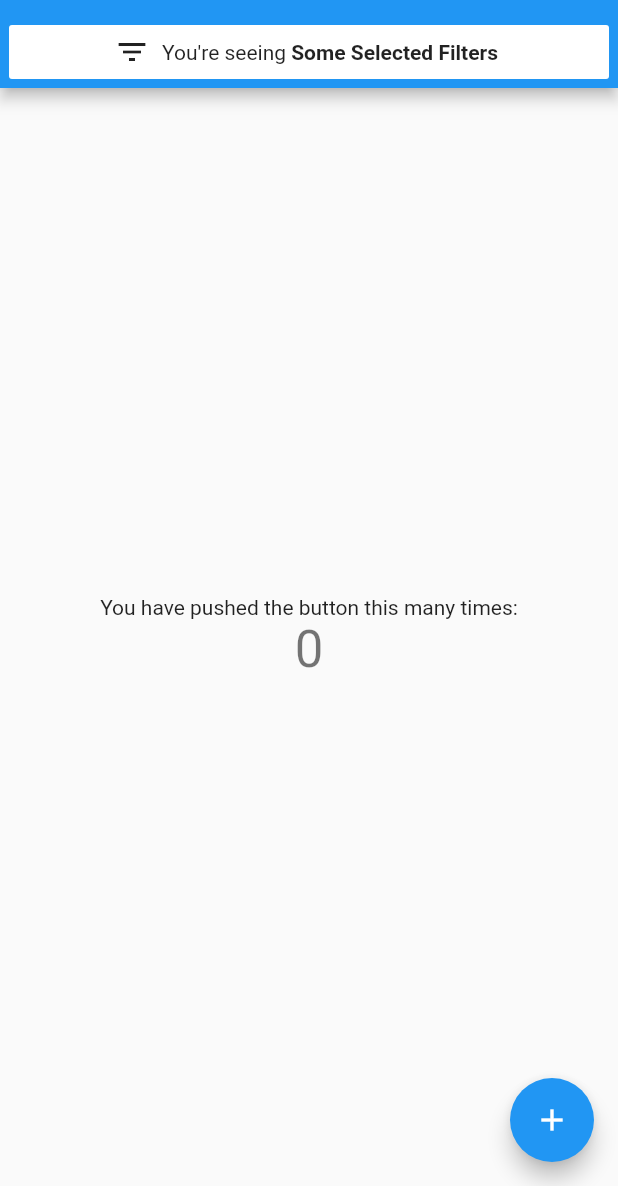
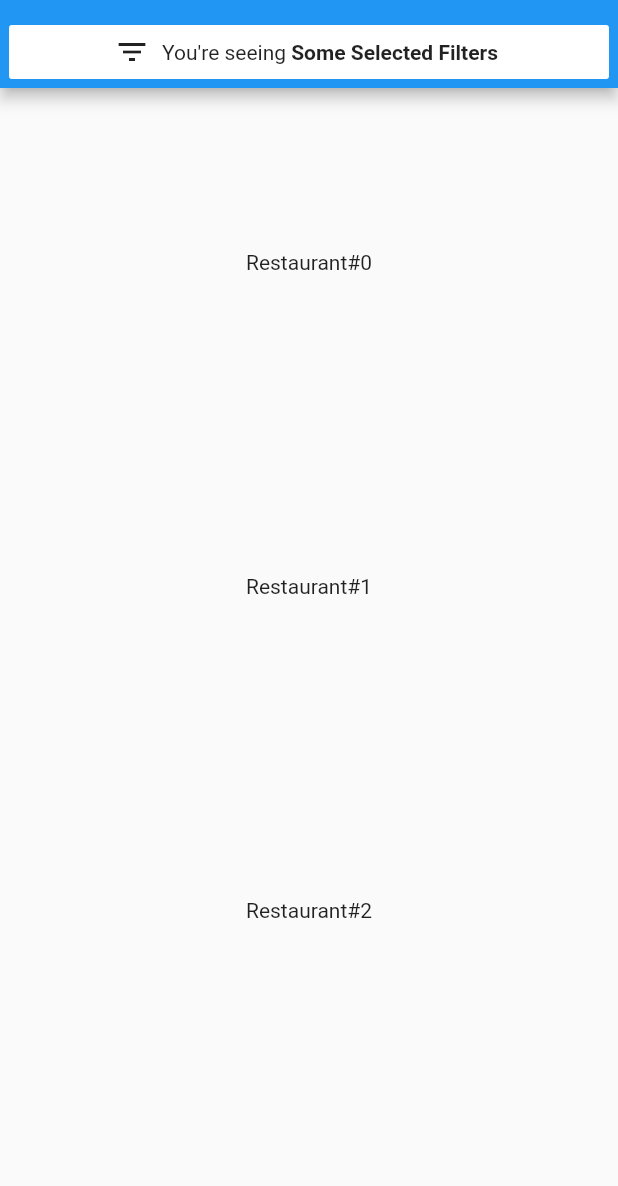
Before and after one commit to FirebaseExtended/codelab-friendlyeats-flutter, a Flutter app: the screen it shows after launch, on a phone screen of 412 x 824 dp, the part 50-1236 px from its top. Run offline on Flutter 3.47's test engine with Material 2 defaults, Android fonts, the phone set to English and light mode, and no system bars; our stand-ins replace responsive_grid.

Commit message:
Responsive grid of restaurants

```diff
--- a/lib/main.dart
+++ b/lib/main.dart
@@ -1,27 +1,15 @@
 import 'package:flutter/material.dart';
 
 import 'src/filter_bar.dart';
+import 'src/restaurant_grid.dart';
 
-void main() => runApp(MyApp());
+void main() => runApp(FriendlyEats());
 
-class MyApp extends StatelessWidget {
-  // This widget is the root of your application.
+class FriendlyEats extends StatelessWidget {
   @override
   Widget build(BuildContext context) {
     return MaterialApp(
       title: 'FriendlyEats',
-      theme: ThemeData(
-        // This is the theme of your application.
-        //
-        // Try running your application with "flutter run". You'll see the
-        // application has a blue toolbar. Then, without quitting the app, try
-        // changing the primarySwatch below to Colors.green and then invoke
-        // "hot reload" (press "r" in the console where you ran "flutter run",
-        // or simply save your changes to "hot reload" in a Flutter IDE).
-        // Notice that the counter didn't reset back to zero; the application
-        // is not restarted.
-        primarySwatch: Colors.blue,
-      ),
       home: FriendlyEatsHomePage(),
     );
   }
@@ -30,93 +18,40 @@ class MyApp extends StatelessWidget {
 class FriendlyEatsHomePage extends StatefulWidget {
   FriendlyEatsHomePage({Key key}) : super(key: key);
 
-  // This widget is the home page of your application. It is stateful, meaning
-  // that it has a State object (defined below) that contains fields that affect
-  // how it looks.
-
-  // This class is the configuration for the state. It holds the values (in this
-  // case the title) provided by the parent (in this case the App widget) and
-  // used by the build method of the State. Fields in a Widget subclass are
-  // always marked "final".
-
-  // final String title;
-
-  // Store the selected filter and sort
+  // Store the selected filter and sort configuration for firestore
 
   @override
   _FriendlyEatsHomePageState createState() => _FriendlyEatsHomePageState();
 }
 
 class _FriendlyEatsHomePageState extends State<FriendlyEatsHomePage> {
-  int _counter = 0;
-
-  void _incrementCounter() {
-    setState(() {
-      // This call to setState tells the Flutter framework that something has
-      // changed in this State, which causes it to rerun the build method below
-      // so that the display can reflect the updated values. If we changed
-      // _counter without calling setState(), then the build method would not be
-      // called again, and so nothing would appear to happen.
-      _counter++;
-    });
-  }
-
   @override
   Widget build(BuildContext context) {
-    // This method is rerun every time setState is called, for instance as done
-    // by the _incrementCounter method above.
-    //
-    // The Flutter framework has been optimized to make rerunning build methods
-    // fast, so that you can just rebuild anything that needs updating rather
-    // than having to individually change instances of widgets.
     return Scaffold(
       appBar: AppBar(
         leading: Icon(Icons.restaurant),
         title: Text('FriendlyEats'),
         bottom: PreferredSize(
+          preferredSize: Size(100, 36),
           child: FilterBar(
             onPressed: () {
               print('TODO: Select filters');
             },
           ),
-          preferredSize: Size(100, 36),
         ),
       ),
       body: Center(
-        // Center is a layout widget. It takes a single child and positions it
-        // in the middle of the parent.
-        child: Column(
-          // Column is also a layout widget. It takes a list of children and
-          // arranges them vertically. By default, it sizes itself to fit its
-          // children horizontally, and tries to be as tall as its parent.
-          //
-          // Invoke "debug painting" (press "p" in the console, choose the
-          // "Toggle Debug Paint" action from the Flutter Inspector in Android
-          // Studio, or the "Toggle Debug Paint" command in Visual Studio Code)
-          // to see the wireframe for each widget.
-          //
-          // Column has various properties to control how it sizes itself and
-          // how it positions its children. Here we use mainAxisAlignment to
-          // center the children vertically; the main axis here is the vertical
-          // axis because Columns are vertical (the cross axis would be
-          // horizontal).
-          mainAxisAlignment: MainAxisAlignment.center,
-          children: <Widget>[
-            Text(
-              'You have pushed the button this many times:',
-            ),
-            Text(
-              '$_counter',
-              style: Theme.of(context).textTheme.display1,
-            ),
-          ],
+        child: ConstrainedBox(
+          constraints: BoxConstraints(maxWidth: 1280),
+          child: RestaurantGrid(
+            restaurants: List<int>.generate(50, (i) => i)
+                .map((i) => 'Restaurant#$i')
+                .toList(),
+            onRestaurantPressed: (name) =>
+                print('Pressed on restaurant: $name'),
+          ),
         ),
       ),
-      floatingActionButton: FloatingActionButton(
-        onPressed: _incrementCounter,
-        tooltip: 'Increment',
-        child: Icon(Icons.add),
-      ), // This trailing comma makes auto-formatting nicer for build methods.
     );
   }
 }
--- /dev/null
+++ b/lib/src/restaurant_card.dart
@@ -0,0 +1,37 @@
+import 'package:flutter/material.dart';
+
+class RestaurantCard extends StatelessWidget {
+  RestaurantCard({
+    this.id, // For the Hero image and tap link
+    this.name,
+    this.cuisine,
+    this.location,
+    this.rating,
+    this.price,
+    this.imageUrl,
+    @required Function onRestaurantPressed,
+  }) : _onPressed = onRestaurantPressed;
+
+  final String id;
+  final String name;
+  final String cuisine;
+  final String location;
+  final double rating;
+  final int price;
+  final String imageUrl;
+
+  final Function _onPressed;
+
+  @override
+  Widget build(BuildContext context) {
+    return InkWell(
+      onTap: () => _onPressed(name),
+      child: Container(
+        height: 200,
+        alignment: Alignment(0, 0),
+        // color: Colors.cyan,
+        child: Text(name),
+      ),
+    );
+  }
+}
--- /dev/null
+++ b/lib/src/restaurant_grid.dart
@@ -0,0 +1,30 @@
+import 'package:flutter/material.dart';
+import 'package:responsive_grid/responsive_grid.dart';
+
+import './restaurant_card.dart';
+
+class RestaurantGrid extends StatelessWidget {
+  RestaurantGrid({
+    @required Function onRestaurantPressed,
+    @required List<String> restaurants,
+  })  : _onRestaurantPressed = onRestaurantPressed,
+        _restaurants = restaurants;
+
+  final Function _onRestaurantPressed;
+  final List<String> _restaurants;
+
+  @override
+  Widget build(BuildContext context) {
+    return ResponsiveGridList(
+      // TODO: desiredItemWidth + 2*minSpacing must be < device width, or it'll crash android
+      desiredItemWidth: 360,
+      minSpacing: 16,
+      children: _restaurants
+          .map((restaurant) => RestaurantCard(
+                name: restaurant,
+                onRestaurantPressed: _onRestaurantPressed,
+              ))
+          .toList(),
+    );
+  }
+}
--- a/pubspec.yaml
+++ b/pubspec.yaml
@@ -17,12 +17,9 @@ environment:
   sdk: ">=2.1.0 <3.0.0"
 
 dependencies:
+  responsive_grid: ^1.1.1
   flutter:
     sdk: flutter
-
-  # The following adds the Cupertino Icons font to your application.
-  # Use with the CupertinoIcons class for iOS style icons.
-  cupertino_icons: ^0.1.2
 
 dev_dependencies:
   flutter_test:
```
Also changed, not shown: pubspec.lock.
